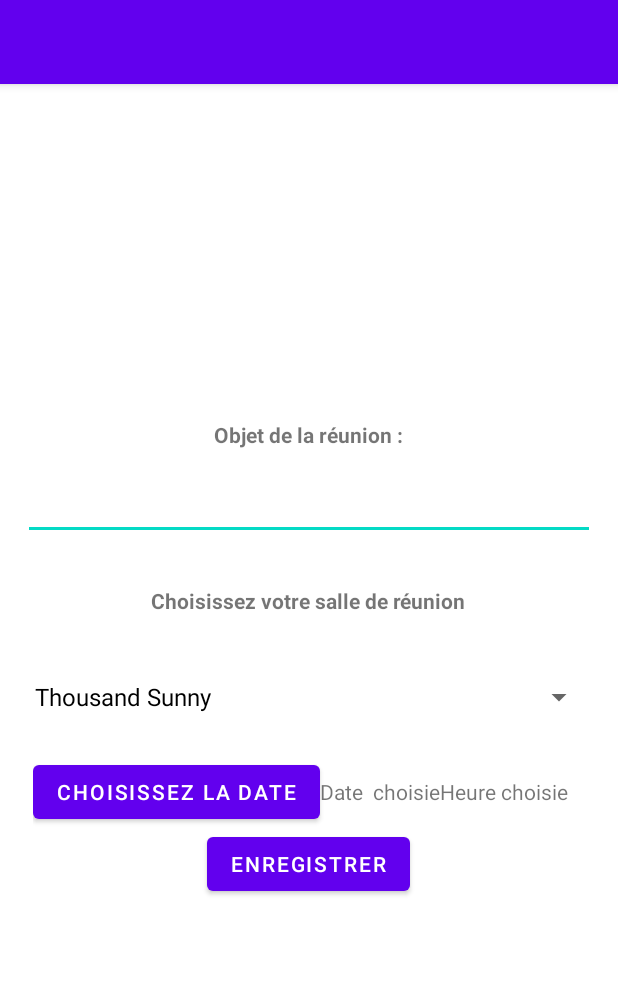
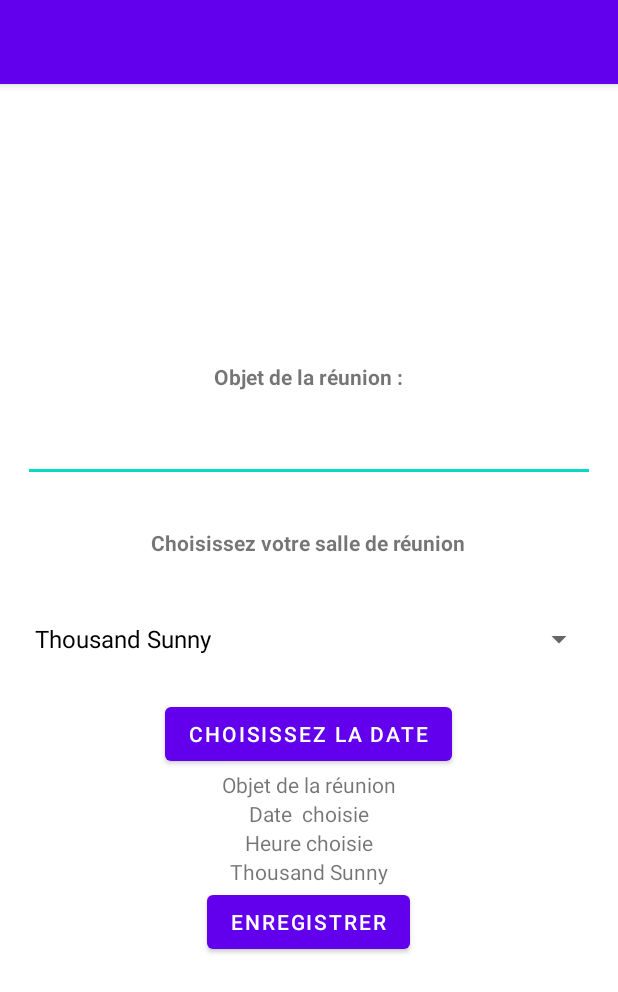
Before and after one commit to LaurentVrevin/Mareu, an Android app: the MeetingRoomBooking screen opened directly, with no data from a screen before it, on a phone screen of 412 x 824 dp. Shown: the top 992 px of the screen. Run offline under Robolectric (Android 15) with nearby library versions, the phone set to English and light mode, and no system bars.

Commit message:
get back spinner choice in textview, and start Time Picker at hour of day

```diff
--- a/app/src/main/java/fr/laurentvrevin/mareu/activities/MeetingRoomBooking.java
+++ b/app/src/main/java/fr/laurentvrevin/mareu/activities/MeetingRoomBooking.java
@@ -1,7 +1,7 @@
 package fr.laurentvrevin.mareu.activities;
 
 import androidx.appcompat.app.AppCompatActivity;
-import androidx.recyclerview.widget.RecyclerView;
+
 
 import android.app.TimePickerDialog;
 import android.os.Bundle;
@@ -18,9 +18,12 @@ import com.google.android.material.datepicker.CalendarConstraints;
 import com.google.android.material.datepicker.DateValidatorPointForward;
 import com.google.android.material.datepicker.MaterialDatePicker;
 import com.google.android.material.datepicker.MaterialPickerOnPositiveButtonClickListener;
+import com.google.android.material.textfield.TextInputEditText;
 import com.google.android.material.timepicker.MaterialTimePicker;
+import com.google.android.material.timepicker.TimeFormat;
 
-import java.util.List;
+
+import java.util.Calendar;
 import java.util.Locale;
 
 import fr.laurentvrevin.mareu.R;
@@ -29,7 +32,8 @@ import fr.laurentvrevin.mareu.service.DummyRoomsGenerator;
 
 public class MeetingRoomBooking extends AppCompatActivity {
     private Button datetimePicker;
-    private TextView dateSelected, timeSelected;
+    private TextView dateSelected, timeSelected, roomSelected, tvObjectSelected;
+    private TextInputEditText aboutObjectOfMeeting;
     int thour, tminute;
     private Spinner mRoomToSelectSpinner;
 
@@ -42,6 +46,12 @@ public class MeetingRoomBooking extends AppCompatActivity {
         dateSelected = findViewById(R.id.tvDateSelected);
         timeSelected = findViewById(R.id.tvTimeSelected);
         mRoomToSelectSpinner = findViewById(R.id.RoomToSelectSpinner);
+        roomSelected = findViewById(R.id.tvRoomSelected);
+        aboutObjectOfMeeting = findViewById(R.id.tietObectOfMeeting);
+
+        //On récupère l'objet de la réunion
+
+
 
         //ON GERE LE SPINNER DES SALLES DE REUNION
         //rooms = les salles étant dans getRooms
@@ -58,6 +68,7 @@ public class MeetingRoomBooking extends AppCompatActivity {
             @Override
             public void onItemSelected(AdapterView<?> parent, View view, int position, long id) {
                 onItemSelectedHandler(parent, view, position, id);
+
             }
             @Override
             public void onNothingSelected(AdapterView<?> parent) {
@@ -66,6 +77,8 @@ public class MeetingRoomBooking extends AppCompatActivity {
             private void onItemSelectedHandler(AdapterView<?> parent, View view, int position, long id) {
                 Adapter adapter = parent.getAdapter();
                 Rooms rooms = (Rooms) adapter.getItem(position);
+                //on met dans la textview via la variable roomSelected la salle  choisie
+                roomSelected.setText(rooms.getName());
             }
         });
 
@@ -91,11 +104,29 @@ public class MeetingRoomBooking extends AppCompatActivity {
         final MaterialDatePicker materialDatePicker = dateBuilder.build();
 
         //ON GERE LE TIME PICKER
-        //MaterialTimePicker materialTimePicker = timeBuilder.build();
+        //on commence le time Picker à l'heure du jour
+        Calendar calendar = Calendar.getInstance();
+        thour = calendar.get(Calendar.HOUR_OF_DAY);
+        tminute = calendar.get(Calendar.MINUTE);
+
+        /**final MaterialTimePicker materialTimePicker = new MaterialTimePicker.Builder()
+                .setTimeFormat(TimeFormat.CLOCK_12H)
+                .setHour(thour)
+                .setMinute(tminute)
+                .build();
         TimePickerDialog.OnTimeSetListener onTimeSetListener = new TimePickerDialog.OnTimeSetListener() {
             @Override
-            public void onTimeSet(TimePicker view, int selectedHour, int selectedminute) {
-                thour = selectedHour;
+            public void onTimeSet(TimePicker view, int hourOfDay, int minute) {
+                thour = hourOfDay;
+                tminute = minute;
+                timeSelected.setText(String.format(Locale.getDefault(), "%02d:%02d",thour, tminute));
+            }
+        };*/
+
+        TimePickerDialog.OnTimeSetListener onTimeSetListener = new TimePickerDialog.OnTimeSetListener() {
+            @Override
+            public void onTimeSet(TimePicker view, int hourOfDay, int selectedminute) {
+                thour = hourOfDay;
                 tminute = selectedminute;
                 timeSelected.setText(String.format(Locale.getDefault(),"%02d:%02d", thour, tminute));
             }
@@ -110,24 +141,16 @@ public class MeetingRoomBooking extends AppCompatActivity {
         });
 
         //Quand je valide la date choisie, ouvre le timePicker via materialTimePicker
-        TimePickerDialog timePickerDialog = new TimePickerDialog(this, onTimeSetListener, thour, tminute, false);
+        TimePickerDialog timePickerDialog = new TimePickerDialog(this, onTimeSetListener, thour, tminute, true);
         materialDatePicker.addOnPositiveButtonClickListener(new MaterialPickerOnPositiveButtonClickListener() {
             @Override
             public void onPositiveButtonClick(Object selection) {
                 //récupérer jour + mois + année
                 //ouvrir time picker
                 dateSelected.setText("Date : "+ materialDatePicker.getHeaderText());
-
+                //materialTimePicker.show(getSupportFragmentManager(), "fragment_tag");
                 timePickerDialog.setTitle("Sélectionne l'heure de début");
                 timePickerDialog.show();
-                TimePickerDialog.OnTimeSetListener onTimeSetListener = new TimePickerDialog.OnTimeSetListener() {
-                    @Override
-                    public void onTimeSet(TimePicker view, int hourOfDay, int minute) {
-                        thour = hourOfDay;
-                        tminute = minute;
-                        timeSelected.setText(String.format(Locale.getDefault(),"%02d:%02d", thour, tminute));
-                    }
-                };
             }
         });
     }
--- a/app/src/main/res/layout/activity_meeting_room_booking.xml
+++ b/app/src/main/res/layout/activity_meeting_room_booking.xml
@@ -20,6 +20,7 @@
         android:textStyle="bold"/>
 
         <com.google.android.material.textfield.TextInputEditText
+            android:id="@+id/tietObectOfMeeting"
             android:layout_width="match_parent"
             android:layout_height="wrap_content"
             android:layout_margin="15dp"/>
@@ -38,17 +39,16 @@
         android:layout_height="wrap_content"
         tools:ignore="MissingConstraints" />
 
-        <LinearLayout
-            android:layout_width="367dp"
-            android:layout_height="wrap_content"
-            android:layout_gravity="center"
-            android:orientation="horizontal">
-
         <Button
             android:id="@+id/DatePickerButton"
             android:layout_width="wrap_content"
             android:layout_height="wrap_content"
             android:text="Choisissez la date" />
+        <TextView
+            android:id="@+id/tvObjectSelected"
+            android:layout_width="wrap_content"
+            android:layout_height="wrap_content"
+            android:text="Objet de la réunion" />
 
         <TextView
             android:id="@+id/tvDateSelected"
@@ -61,7 +61,11 @@
             android:layout_width="wrap_content"
             android:layout_height="wrap_content"
             android:text="Heure choisie"/>
-        </LinearLayout>
+        <TextView
+            android:id="@+id/tvRoomSelected"
+            android:layout_width="wrap_content"
+            android:layout_height="wrap_content"
+            android:text="Salle choisie"/>
         <Button
             android:id="@+id/SaveMeetingButton"
             android:layout_width="wrap_content"
```
Lines whose indentation alone changed are shown as unchanged.
